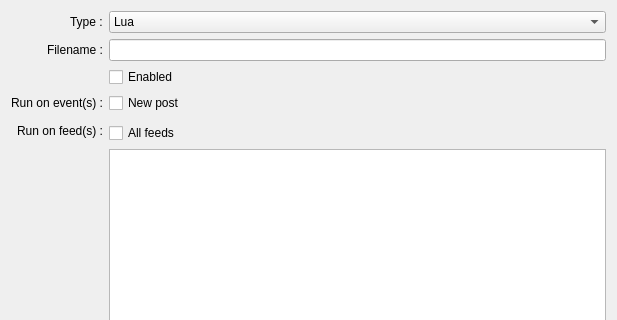
This is client-desktop/src/DialogEditScript.ui in zappatic/ZapFeedReader as Qt 5 draws it before an edit; both pictures show x 0 to 617 and y 0 to 320 of the 617 by 582 pixel window. The edited form follows.
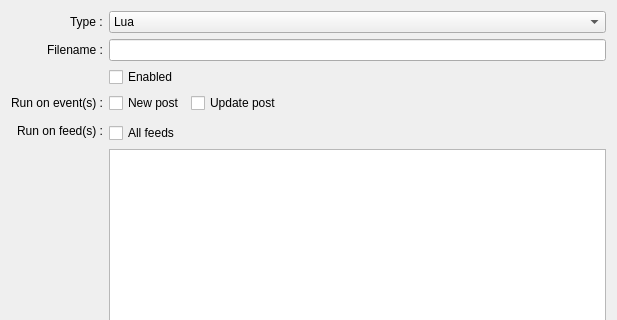
This is the edited form. Custom widgets are drawn as their Qt base class.

Commit message: execute the appropriate scripts upon NewPost implement UpdatePost event

Patch:
```diff
--- a/client-desktop/src/DialogEditScript.ui
+++ b/client-desktop/src/DialogEditScript.ui
@@ -66,7 +66,7 @@
       </widget>
      </item>
      <item row="3" column="1">
-      <layout class="QVBoxLayout" name="verticalLayout_2">
+      <layout class="QHBoxLayout" name="horizontalLayout_2">
        <item>
         <widget class="QCheckBox" name="checkBoxRunOnNewPost">
          <property name="text">
@@ -74,6 +74,26 @@
          </property>
         </widget>
        </item>
+       <item>
+        <widget class="QCheckBox" name="checkBoxRunOnUpdatePost">
+         <property name="text">
+          <string>Update post</string>
+         </property>
+        </widget>
+       </item>
+       <item>
+        <spacer name="horizontalSpacer">
+         <property name="orientation">
+          <enum>Qt::Horizontal</enum>
+         </property>
+         <property name="sizeHint" stdset="0">
+          <size>
+           <width>40</width>
+           <height>20</height>
+          </size>
+         </property>
+        </spacer>
+       </item>
       </layout>
      </item>
      <item row="4" column="0">
```
The commit also changes 11 other files.
